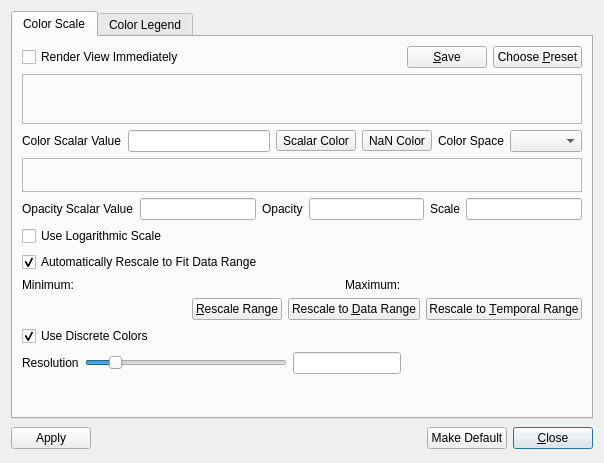
First picture: the form in Qt/Components/Resources/UI/pqColorScaleDialog.ui, repository Kitware/ParaView, before the edit.
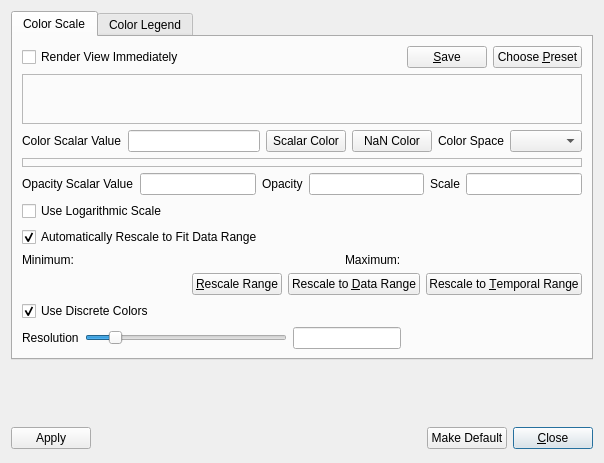
Second picture: the form after the edit. Custom widgets are drawn as their Qt base class.

Patch:
```diff
--- a/Qt/Components/Resources/UI/pqColorScaleDialog.ui
+++ b/Qt/Components/Resources/UI/pqColorScaleDialog.ui
@@ -407,22 +407,6 @@
          </item>
         </layout>
        </item>
-       <item row="13" column="0" colspan="4">
-        <spacer name="verticalSpacer">
-         <property name="orientation">
-          <enum>Qt::Vertical</enum>
-         </property>
-         <property name="sizeType">
-          <enum>QSizePolicy::MinimumExpanding</enum>
-         </property>
-         <property name="sizeHint" stdset="0">
-          <size>
-           <width>20</width>
-           <height>10</height>
-          </size>
-         </property>
-        </spacer>
-       </item>
       </layout>
      </widget>
      <widget class="QWidget" name="LegendPage">
@@ -915,6 +899,22 @@
      </widget>
     </widget>
    </item>
+   <item>
+    <spacer name="verticalSpacer">
+     <property name="orientation">
+      <enum>Qt::Vertical</enum>
+     </property>
+     <property name="sizeType">
+      <enum>QSizePolicy::Expanding</enum>
+     </property>
+     <property name="sizeHint" stdset="0">
+      <size>
+       <width>20</width>
+       <height>10</height>
+      </size>
+     </property>
+    </spacer>
+   </item>
    <item>
     <layout class="QHBoxLayout">
      <item>
@@ -959,16 +959,16 @@
   </layout>
  </widget>
  <customwidgets>
-  <customwidget>
-   <class>pqStandardColorButton</class>
-   <extends>QToolButton</extends>
-   <header>pqStandardColorButton.h</header>
-  </customwidget>
   <customwidget>
    <class>pqColorChooserButton</class>
-   <extends>QToolButton</extends>
+   <extends>QPushButton</extends>
    <header>pqColorChooserButton.h</header>
   </customwidget>
+  <customwidget>
+   <class>pqStandardColorButton</class>
+   <extends>QToolButton</extends>
+   <header>pqStandardColorButton.h</header>
+  </customwidget>
  </customwidgets>
  <tabstops>
   <tabstop>PresetButton</tabstop>
```
